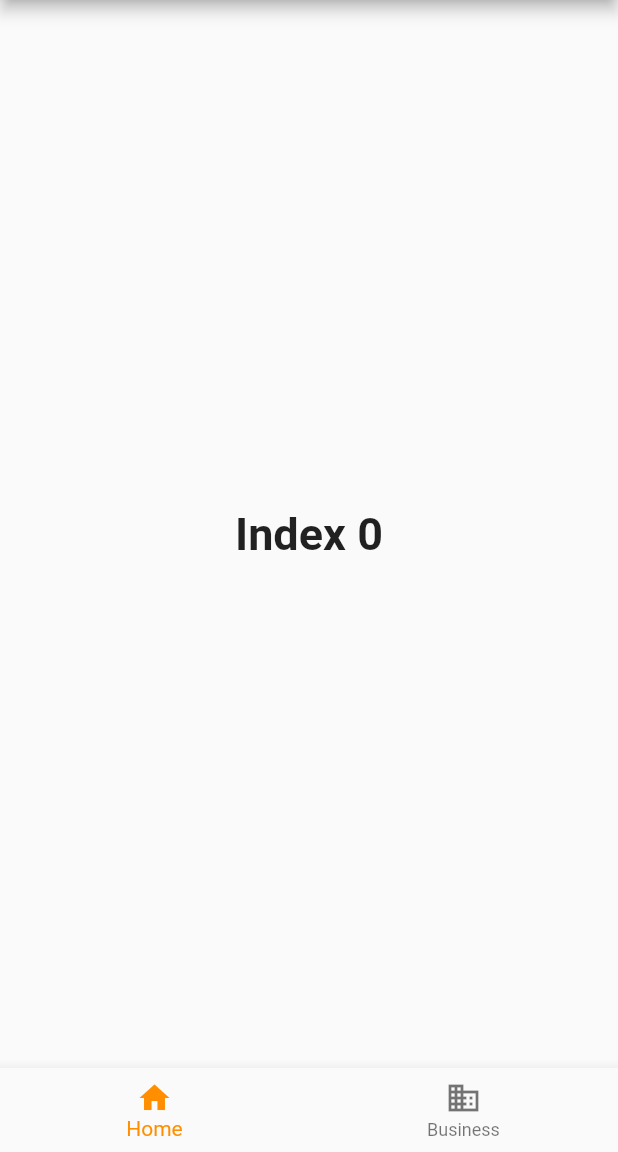
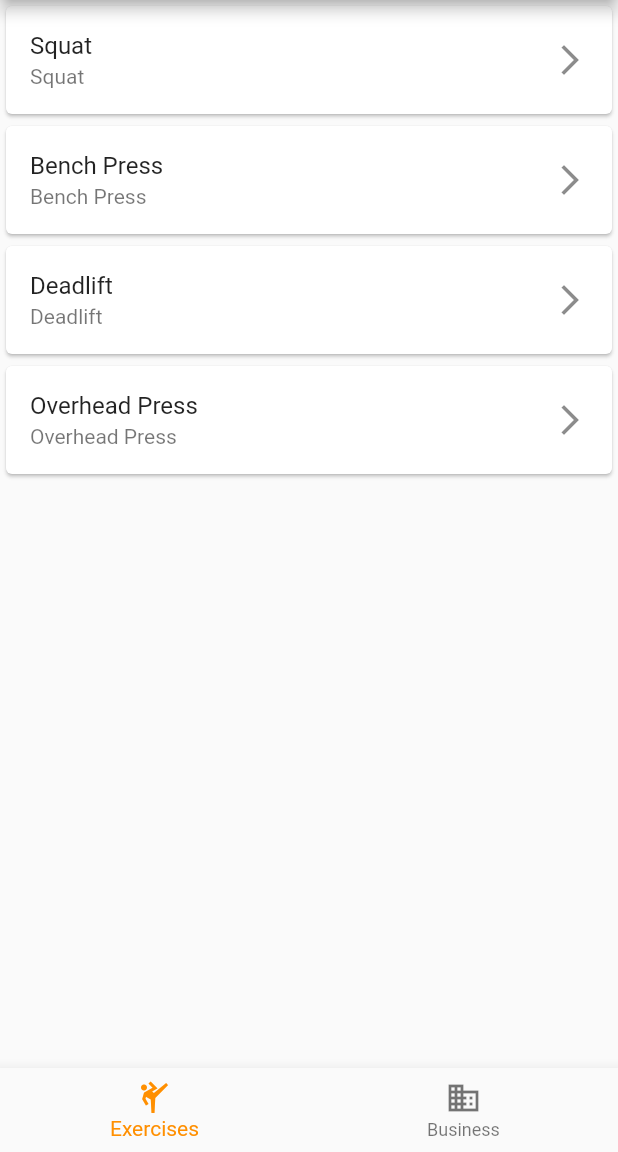
Before and after one commit to dmitrii-cernev/Seqxercise, a Flutter app: the screen it shows after launch, on a phone screen of 412 x 824 dp, the part 84-1236 px from its top. Run offline on Flutter 3.47's test engine with Material 2 defaults, Android fonts, the phone set to English and light mode, and no system bars.

Commit message:
introduce exercise_screen

```diff
--- a/lib/main.dart
+++ b/lib/main.dart
@@ -1,4 +1,5 @@
 import 'package:flutter/material.dart';
+import 'package:seqxercise/screen/exercise_screen.dart';
 
 void main() {
   runApp(const MyApp());
@@ -29,22 +30,14 @@ class _MyStatefulWidgetState extends State<MyStatefulWidget> {
   int _selectedIndex = 0;
   static const TextStyle optionStyle =
       TextStyle(fontSize: 30, fontWeight: FontWeight.bold);
-  static const List<Widget> _widgetOptions = <Widget>[
-    Text(
-      'Index 0',
-      style: optionStyle,
-    ),
-    Text(
+  static var exerciseScreen = const ExerciseScreen();
+  static final List<Widget> _widgetOptions = <Widget>[
+    exerciseScreen,
+    const Text(
       'Index 1',
       style: optionStyle,
     ),
   ];
-
-  void _onItemTapped(int index) {
-    setState(() {
-      _selectedIndex = index;
-    });
-  }
 
   @override
   Widget build(BuildContext context) {
@@ -58,8 +51,8 @@ class _MyStatefulWidgetState extends State<MyStatefulWidget> {
       bottomNavigationBar: BottomNavigationBar(
         items: const <BottomNavigationBarItem>[
           BottomNavigationBarItem(
-            icon: Icon(Icons.home),
-            label: 'Home',
+            icon: Icon(Icons.sports_martial_arts),
+            label: 'Exercises',
           ),
           BottomNavigationBarItem(icon: Icon(Icons.business), label: 'Business')
         ],
@@ -69,4 +62,10 @@ class _MyStatefulWidgetState extends State<MyStatefulWidget> {
       ),
     );
   }
+
+  void _onItemTapped(int index) {
+    setState(() {
+      _selectedIndex = index;
+    });
+  }
 }
--- /dev/null
+++ b/lib/screen/exercise_screen.dart
@@ -0,0 +1,55 @@
+import 'package:flutter/material.dart';
+
+import '../model/exercise.dart';
+
+class ExerciseScreen extends StatelessWidget {
+  const ExerciseScreen({Key? key}) : super(key: key);
+
+  @override
+  Widget build(BuildContext context) {
+    return Scaffold(
+      body: Center(
+        child: getListViewWidget(),
+      ),
+    );
+  }
+}
+
+ListView getListViewWidget() {
+  return ListView.builder(
+    itemCount: getExercises().length,
+    itemBuilder: (context, index) {
+      return Card(
+        child: ListTile(
+          title: Text(getExercises()[index].name),
+          subtitle: Text(getExercises()[index].description),
+          trailing: const Icon(Icons.arrow_forward_ios),
+          onTap: () {
+            debugPrint('${getExercises()[index].name} was tapped');
+          },
+        ),
+      );
+    },
+  );
+}
+
+List<Exercise> getExercises() {
+  return [
+    Exercise(
+      name: 'Squat',
+      description: 'Squat',
+    ),
+    Exercise(
+      name: 'Bench Press',
+      description: 'Bench Press',
+    ),
+    Exercise(
+      name: 'Deadlift',
+      description: 'Deadlift',
+    ),
+    Exercise(
+      name: 'Overhead Press',
+      description: 'Overhead Press',
+    ),
+  ];
+}
```
